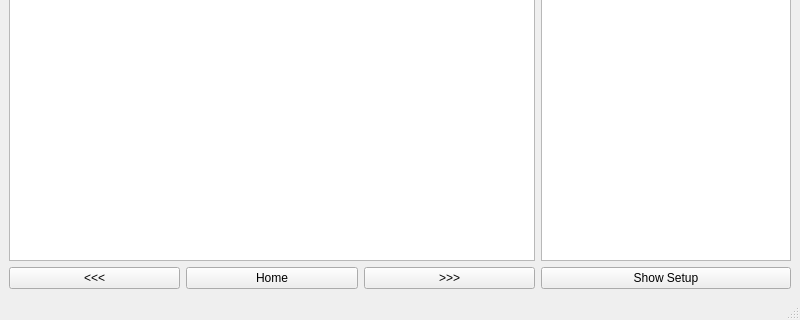
Qt form GUI/mainwindow.ui (Dogiuks/Project) before a commit; both pictures show x 0 to 800 and y 280 to 600 of the 800 by 600 pixel window.
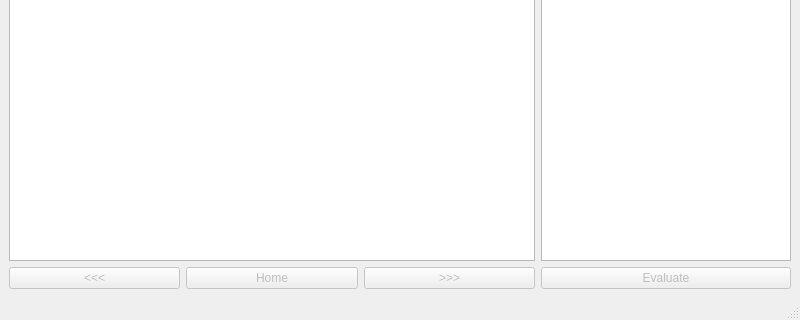
The same form after that commit.

What changed in the file:
```diff
--- a/GUI/mainwindow.ui
+++ b/GUI/mainwindow.ui
@@ -24,6 +24,9 @@
        <layout class="QHBoxLayout" name="horizontalLayout">
         <item>
          <widget class="QPushButton" name="buttonBack">
+          <property name="enabled">
+           <bool>false</bool>
+          </property>
           <property name="text">
            <string>&lt;&lt;&lt;</string>
           </property>
@@ -31,6 +34,9 @@
         </item>
         <item>
          <widget class="QPushButton" name="buttonHome">
+          <property name="enabled">
+           <bool>false</bool>
+          </property>
           <property name="text">
            <string>Home</string>
           </property>
@@ -38,6 +44,9 @@
         </item>
         <item>
          <widget class="QPushButton" name="buttonNext">
+          <property name="enabled">
+           <bool>false</bool>
+          </property>
           <property name="text">
            <string>&gt;&gt;&gt;</string>
           </property>
@@ -61,6 +70,9 @@
       </item>
       <item>
        <widget class="QPushButton" name="cgpButton">
+        <property name="enabled">
+         <bool>false</bool>
+        </property>
         <property name="maximumSize">
          <size>
           <width>250</width>
@@ -68,7 +80,7 @@
          </size>
         </property>
         <property name="text">
-         <string>Show Setup</string>
+         <string>Evaluate</string>
         </property>
        </widget>
       </item>
```
